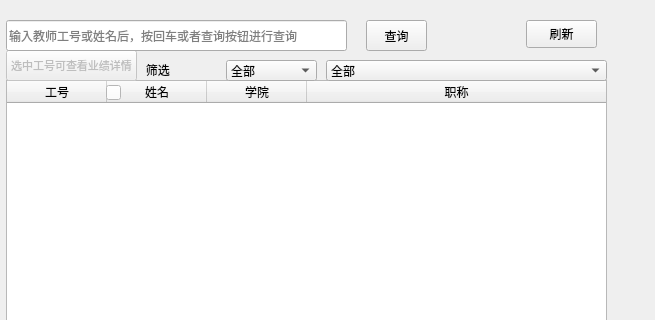
Above: resources/ui/jiemian2.ui from holyswordZZQ/TPSES before the change; both pictures show x 174 to 829 and y 0 to 320 of the 829 by 735 pixel window. Below: the same form after it.
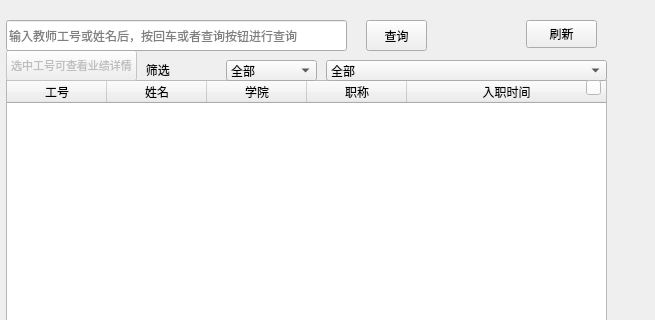
That is the form after the change.

Patch:
```diff
--- a/resources/ui/jiemian2.ui
+++ b/resources/ui/jiemian2.ui
@@ -66,7 +66,7 @@
     <bool>false</bool>
    </attribute>
    <attribute name="horizontalHeaderShowSortIndicator" stdset="0">
-    <bool>true</bool>
+    <bool>false</bool>
    </attribute>
    <attribute name="horizontalHeaderStretchLastSection">
     <bool>true</bool>
@@ -91,6 +91,11 @@
      <string>职称</string>
     </property>
    </column>
+   <column>
+    <property name="text">
+     <string>入职时间</string>
+    </property>
+   </column>
   </widget>
   <widget class="QComboBox" name="comboBox_xueyuan">
    <property name="geometry">
@@ -252,8 +257,8 @@
   <widget class="QPushButton" name="sortButton">
    <property name="geometry">
     <rect>
-     <x>280</x>
-     <y>85</y>
+     <x>760</x>
+     <y>80</y>
      <width>15</width>
      <height>15</height>
     </rect>
```
Left out of the diff: 5 changed lines with no effect on the pictures.
